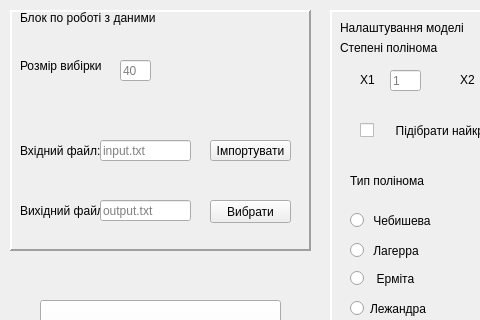
The window that main.ui (trilgar/SA_2021) describes before a commit, drawn with Qt 5; both pictures show x 0 to 480 and y 0 to 320 of the 800 by 720 pixel window.
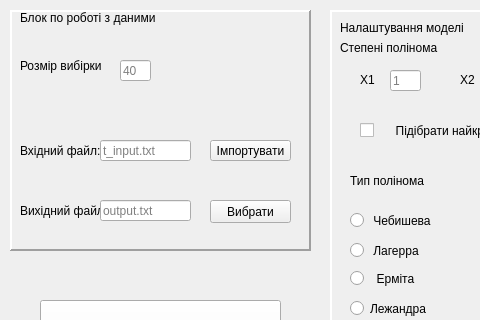
The same window after the commit.

```diff
--- a/main.ui
+++ b/main.ui
@@ -154,7 +154,7 @@
       </rect>
      </property>
      <property name="placeholderText">
-      <string>input.txt</string>
+      <string>t_input.txt</string>
      </property>
     </widget>
     <widget class="QLineEdit" name="output_file">
```
